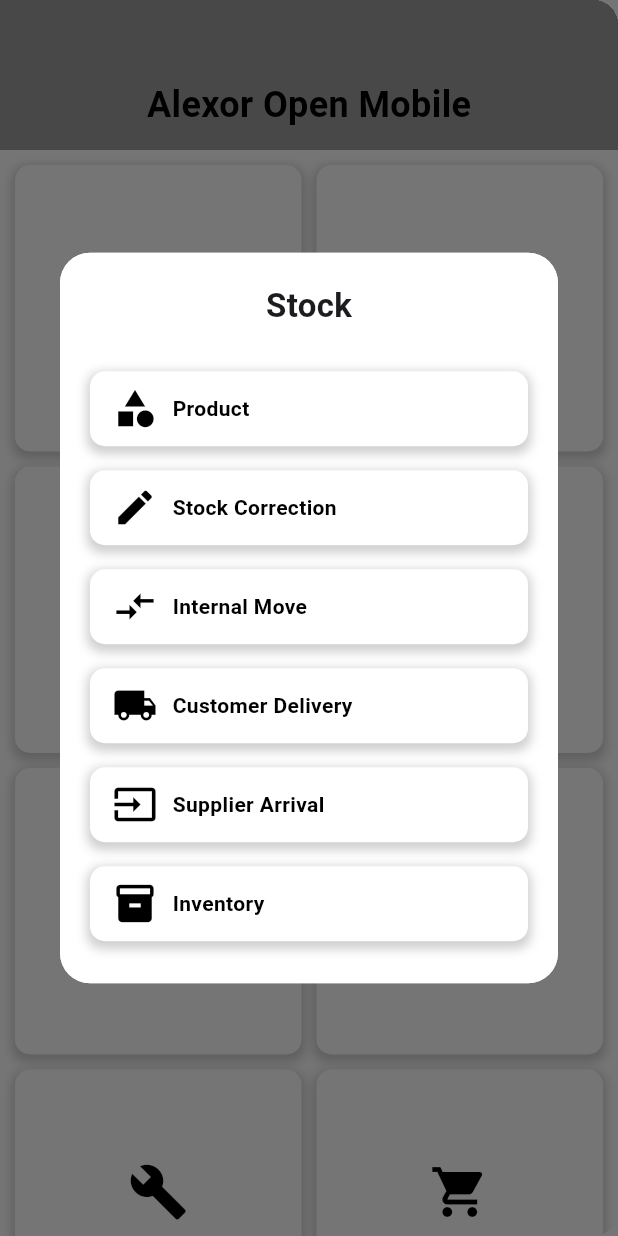
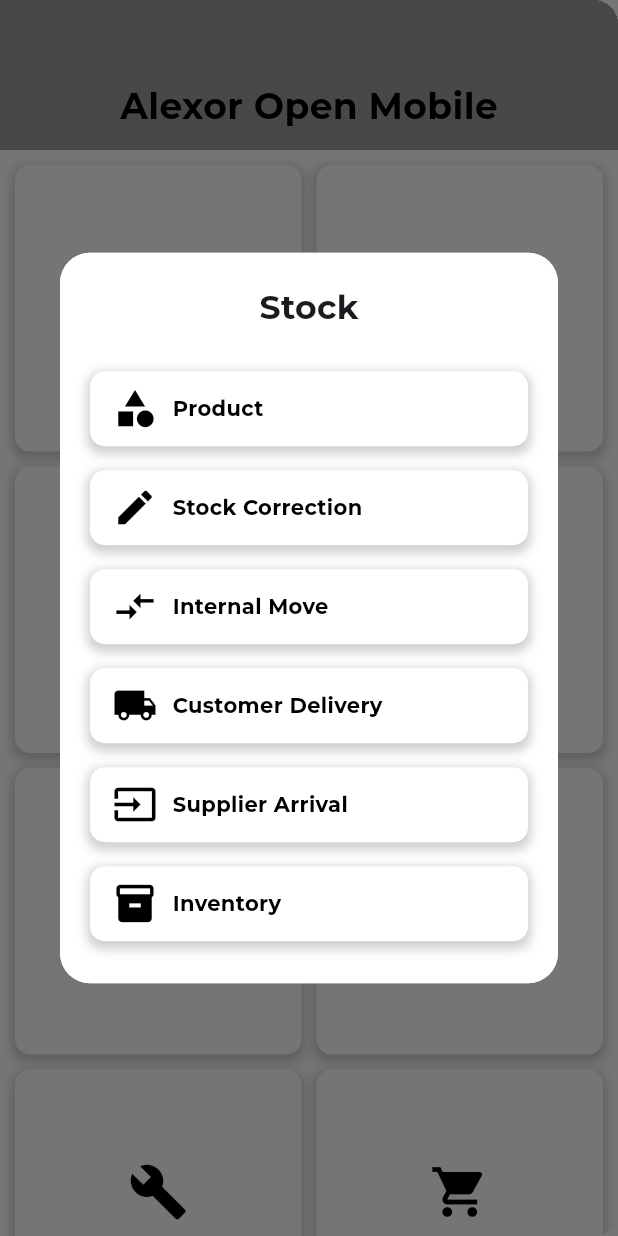
Before and after one commit to lembo2003/clone_aom, a Flutter app: the MainMenu screen opened directly, after a tap on "Stock", on a phone screen of 412 x 824 dp. Run offline on Flutter 3.47's test engine with Material 3 defaults, Android fonts, the phone set to English and light mode, and no system bars; our stand-ins replace flutter_slidable.

Commit message:
Integrate Montserrat font throughout the application
The Montserrat font family has been added to the project and applied to various text elements across the login page, index page, main menu, user tiles, and login tiles for a consistent look and feel.

Additionally, "Human Resources" in the main menu has been shortened to "HR".

```diff
--- a/lib/loginpage/screen/components/index_user_tiles.dart
+++ b/lib/loginpage/screen/components/index_user_tiles.dart
@@ -45,6 +45,7 @@ class IndexUserTiles extends StatelessWidget {
                           style: TextStyle(
                             fontSize: 18,
                             fontWeight: FontWeight.bold,
+                            fontFamily: "Montserrat",
                           ),
                         ),
                         Text(
@@ -52,6 +53,7 @@ class IndexUserTiles extends StatelessWidget {
                           style: TextStyle(
                             fontSize: 14,
                             color: Colors.grey[600],
+                            fontFamily: "Montserrat",
                           ),
                         ),
                         Row(
@@ -62,6 +64,7 @@ class IndexUserTiles extends StatelessWidget {
                               style: TextStyle(
                                 fontSize: 14,
                                 color: Colors.grey[600],
+                                fontFamily: "Montserrat",
                               ),
                             ),
                           ],
--- a/lib/loginpage/screen/components/main_menu.dart
+++ b/lib/loginpage/screen/components/main_menu.dart
@@ -27,6 +27,7 @@ class MainMenu extends StatelessWidget {
                       color: Colors.black,
                       fontSize: 24,
                       fontWeight: FontWeight.bold,
+                      fontFamily: "Montserrat",
                     ),
                   ),
                 ),
@@ -117,7 +118,7 @@ class MainMenu extends StatelessWidget {
                           ),
                         ],
                       ),
-                      _buildMenuItem(context, Icons.work, 'Human Resources', [
+                      _buildMenuItem(context, Icons.work, 'HR', [
                         _buildExpandableDialogOption(context, 'Timesheets', [
                           _buildDialogOption(
                             context,
@@ -304,6 +305,7 @@ class MainMenu extends StatelessWidget {
               style: TextStyle(
                 color: Colors.black, // Black label
                 fontWeight: FontWeight.bold,
+                fontFamily: "Montserrat",
               ),
             ),
           ],
@@ -335,7 +337,11 @@ class MainMenu extends StatelessWidget {
               children: [
                 Text(
                   title,
-                  style: TextStyle(fontSize: 22, fontWeight: FontWeight.bold),
+                  style: TextStyle(
+                    fontSize: 22,
+                    fontWeight: FontWeight.bold,
+                    fontFamily: "Montserrat",
+                  ),
                 ),
                 SizedBox(height: 20),
                 ...options,
@@ -377,6 +383,7 @@ class MainMenu extends StatelessWidget {
               style: TextStyle(
                 color: Colors.black,
                 fontWeight: FontWeight.bold,
+                fontFamily: "Montserrat",
               ),
             ),
           ],
--- a/lib/loginpage/screen/index_page.dart
+++ b/lib/loginpage/screen/index_page.dart
@@ -9,7 +9,7 @@ class IndexPage extends StatelessWidget {
   Widget build(BuildContext context) {
     return Scaffold(
       appBar: AppBar(
-        title: Text('User profile'),
+        title: Text('User profile', style: TextStyle(fontFamily: "Montserrat")),
         actions: [
           IconButton(
             onPressed: () => {},
```
Also changed, not shown: lib/loginpage/screen/components/login_tiles.dart (+24 -5 lines), lib/loginpage/screen/login_page.dart (+21 -5 lines), pubspec.yaml (+10 -0 lines), fonts/Montserrat-Bold.ttf (added), fonts/Montserrat-Italic.ttf (added), fonts/Montserrat-Light.ttf (added), fonts/Montserrat-Regular.ttf (added).
